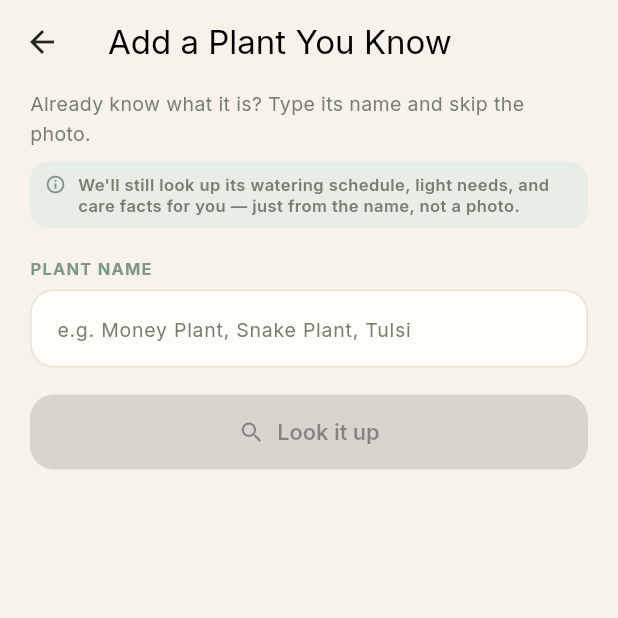
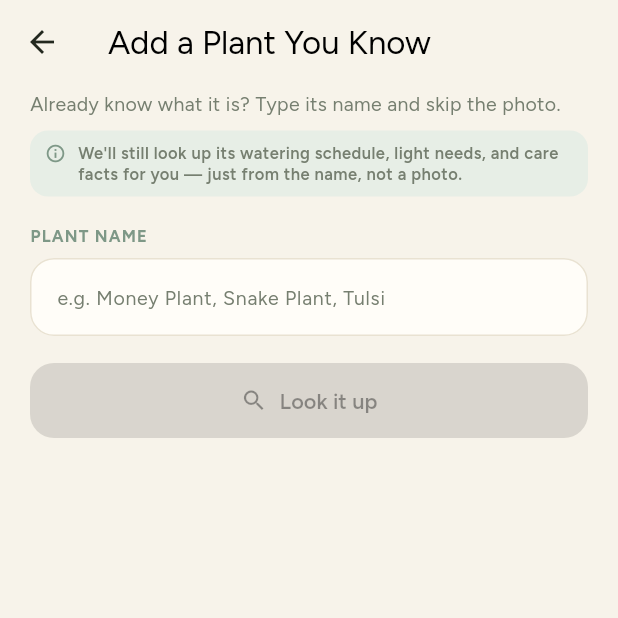
Before and after one commit to dheeraj1780/vanya-frontend, a Flutter app: the ManualAddScreen screen opened directly, on a phone screen of 412 x 824 dp, the top half of it. Run offline on Flutter 3.47's test engine with Material 3 defaults, Android fonts, the phone set to English and light mode, and no system bars; our stand-ins replace firebase_auth, firebase_core, firebase_messaging, flutter_local_notifications, geolocator, google_fonts and 8 more; missing offline and left inert: home_widget; accounts and stored records are empty; statements that could not run were skipped.

Commit message:
Production font pass: Fraunces+Inter -> Bricolage Grotesque+Figtree
Uniform across the whole app, one place (AppTypography) as always --
every screen already routed through here rather than calling GoogleFonts
directly, so this is the one file that needed to change. Growth
Journey's decorative blackletter memory-name font (unifrakturMaguntia)
is untouched -- a deliberate one-off flourish, not part of the general
type system.

Chosen for the brief: attractive/contemporary for a younger audience,
and a deliberate move away from Inter specifically, which (with Space
Grotesk) is common enough in AI-assisted design to read as the default
rather than a choice. Bricolage Grotesque is the one non-serif display
option considered -- current, a little quirky, distinctly not another
plant-app serif. Figtree carries the same modern energy into UI sizes
while staying easy to scan for actual care instructions.

_serifBase/_sansBase renamed to _displayBase/_bodyBase since the
display face isn't a serif any more -- names that would otherwise lie
about what they hold.

Co-Authored-By: Claude Sonnet 5 <noreply@anthropic.com>
Claude-Session: https://claude.ai/code/session_01FAJxJ3ERkRC5aqQpaLsHHX

```diff
--- a/lib/theme/app_theme.dart
+++ b/lib/theme/app_theme.dart
@@ -165,44 +165,54 @@ class AppSpacing {
   static const xl = 32.0;
 }
 
-/// Typography hierarchy — a serif (Fraunces) for display/heading moments
-/// (page titles, plant names) reading as editorial/premium rather than a
-/// default mobile app, paired with a clean grotesque (Inter) for body/UI
-/// text so long-form care info stays easy to scan.
+/// Typography hierarchy — Bricolage Grotesque for display/heading moments
+/// (page titles, plant names), paired with Figtree for body/UI text.
+/// Chosen together, deliberately, as a production font pass: the previous
+/// pairing (Fraunces + Inter) wasn't wrong, but a warm literary serif
+/// plus the single most common "safe" UI sans reads as generic-editorial
+/// rather than distinctly itself — and Inter specifically is one of the
+/// two faces (with Space Grotesk) that shows up so often in AI-assisted
+/// design that it's become a tell on its own. Bricolage is the one
+/// genuinely un-serif display option in that pass — contemporary and a
+/// little quirky without tipping into illegible — and Figtree carries
+/// that same modern energy down into UI sizes while staying easy to
+/// scan for actual care instructions, which a display face alone can't
+/// promise. Field names kept typeface-neutral (not "_serifBase") since
+/// the display face isn't a serif any more.
 class AppTypography {
-  static TextStyle get _serifBase => GoogleFonts.fraunces();
-  static TextStyle get _sansBase => GoogleFonts.inter();
+  static TextStyle get _displayBase => GoogleFonts.bricolageGrotesque();
+  static TextStyle get _bodyBase => GoogleFonts.figtree();
 
   /// Big, bold — welcome/onboarding moments and hero page titles.
   static TextStyle display(Color color) =>
-      _serifBase.copyWith(fontSize: 34, fontWeight: FontWeight.w600, color: color, height: 1.08, letterSpacing: -0.4);
+      _displayBase.copyWith(fontSize: 34, fontWeight: FontWeight.w600, color: color, height: 1.08, letterSpacing: -0.4);
 
   /// Page-level heading (screen titles, plant name on Plant Detail).
   static TextStyle h1(Color color) =>
-      _serifBase.copyWith(fontSize: 26, fontWeight: FontWeight.w600, color: color, height: 1.15, letterSpacing: -0.2);
+      _displayBase.copyWith(fontSize: 26, fontWeight: FontWeight.w600, color: color, height: 1.15, letterSpacing: -0.2);
 
   /// Section heading ("Today's care", "Watering").
   static TextStyle h2(Color color) =>
-      _serifBase.copyWith(fontSize: 19, fontWeight: FontWeight.w600, color: color, height: 1.2);
+      _displayBase.copyWith(fontSize: 19, fontWeight: FontWeight.w600, color: color, height: 1.2);
 
   /// Card title (plant nickname on a PlantCard).
   static TextStyle h3(Color color) =>
-      _sansBase.copyWith(fontSize: 15.5, fontWeight: FontWeight.w700, color: color, height: 1.25);
+      _bodyBase.copyWith(fontSize: 15.5, fontWeight: FontWeight.w700, color: color, height: 1.25);
 
-  static TextStyle bodyLarge(Color color) => _sansBase.copyWith(fontSize: 15, fontWeight: FontWeight.w400, color: color, height: 1.5);
+  static TextStyle bodyLarge(Color color) => _bodyBase.copyWith(fontSize: 15, fontWeight: FontWeight.w400, color: color, height: 1.5);
 
-  static TextStyle body(Color color) => _sansBase.copyWith(fontSize: 13, fontWeight: FontWeight.w400, color: color, height: 1.5);
+  static TextStyle body(Color color) => _bodyBase.copyWith(fontSize: 13, fontWeight: FontWeight.w400, color: color, height: 1.5);
 
-  static TextStyle bodyStrong(Color color) => _sansBase.copyWith(fontSize: 13, fontWeight: FontWeight.w600, color: color, height: 1.4);
+  static TextStyle bodyStrong(Color color) => _bodyBase.copyWith(fontSize: 13, fontWeight: FontWeight.w600, color: color, height: 1.4);
 
   static TextStyle caption(Color color) =>
-      _sansBase.copyWith(fontSize: 11, fontWeight: FontWeight.w600, color: color, height: 1.3, letterSpacing: 0.3);
+      _bodyBase.copyWith(fontSize: 11, fontWeight: FontWeight.w600, color: color, height: 1.3, letterSpacing: 0.3);
 
   /// All-caps eyebrow/section label ("MY PLANTS", "WATERING").
   static TextStyle eyebrow(Color color) =>
-      _sansBase.copyWith(fontSize: 11, fontWeight: FontWeight.w700, color: color, height: 1.2, letterSpacing: 0.8);
+      _bodyBase.copyWith(fontSize: 11, fontWeight: FontWeight.w700, color: color, height: 1.2, letterSpacing: 0.8);
 
-  static TextStyle button(Color color) => _sansBase.copyWith(fontSize: 14.5, fontWeight: FontWeight.w600, color: color, height: 1.2);
+  static TextStyle button(Color color) => _bodyBase.copyWith(fontSize: 14.5, fontWeight: FontWeight.w600, color: color, height: 1.2);
 }
 
 class AppTheme {
@@ -210,7 +220,7 @@ class AppTheme {
     useMaterial3: true,
     brightness: Brightness.light,
     scaffoldBackgroundColor: AppColors.bgLight,
-    fontFamily: GoogleFonts.inter().fontFamily,
+    fontFamily: GoogleFonts.figtree().fontFamily,
     colorScheme: const ColorScheme.light(
       primary: AppColors.primary,
       secondary: AppColors.accent,
@@ -280,7 +290,7 @@ class AppTheme {
     useMaterial3: true,
     brightness: Brightness.dark,
     scaffoldBackgroundColor: AppColors.bgDark,
-    fontFamily: GoogleFonts.inter().fontFamily,
+    fontFamily: GoogleFonts.figtree().fontFamily,
     colorScheme: const ColorScheme.dark(
       primary: AppColors.sage,
       secondary: AppColors.accent,
```
